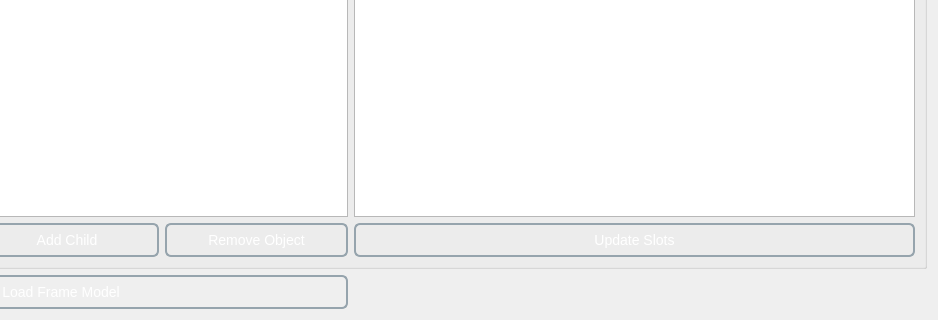
Before: the Qt Designer form GUI/Views/FrameEditor.ui in bronya2057/ExpertSystemPyLab, drawn with Qt 5; both pictures show x 237 to 1175 and y 304 to 624 of the 1175 by 624 pixel window.
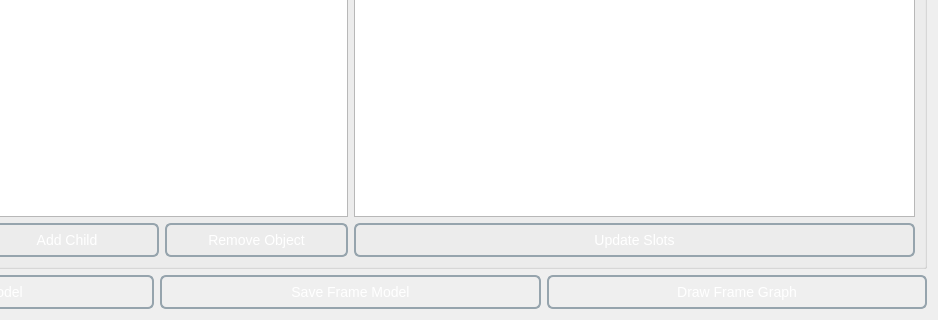
After: the same form once the commit is applied.

Commit message: serialization without relationship working. TODO move graph in Controller

Diff of the .ui file:
```diff
--- a/GUI/Views/FrameEditor.ui
+++ b/GUI/Views/FrameEditor.ui
@@ -131,7 +131,7 @@
 </string>
   </property>
   <layout class="QGridLayout" name="gridLayout">
-   <item row="0" column="0" colspan="2">
+   <item row="0" column="0" colspan="3">
     <widget class="QGroupBox" name="gBConnections">
      <property name="title">
       <string>Frame objects Editor</string>
@@ -209,6 +209,20 @@
      </property>
     </widget>
    </item>
+   <item row="1" column="2">
+    <widget class="QPushButton" name="pbGraph">
+     <property name="text">
+      <string>Draw Frame Graph</string>
+     </property>
+    </widget>
+   </item>
+   <item row="1" column="1">
+    <widget class="QPushButton" name="pbSave">
+     <property name="text">
+      <string>Save Frame Model</string>
+     </property>
+    </widget>
+   </item>
   </layout>
  </widget>
  <resources/>
```
The commit also changes 20 other files.
